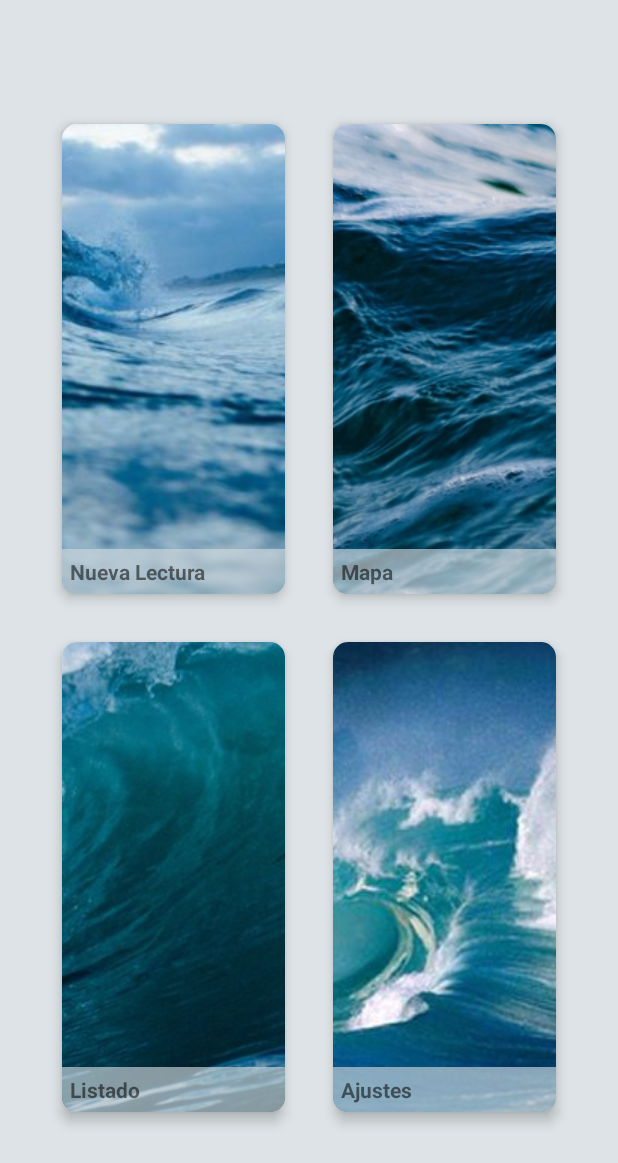
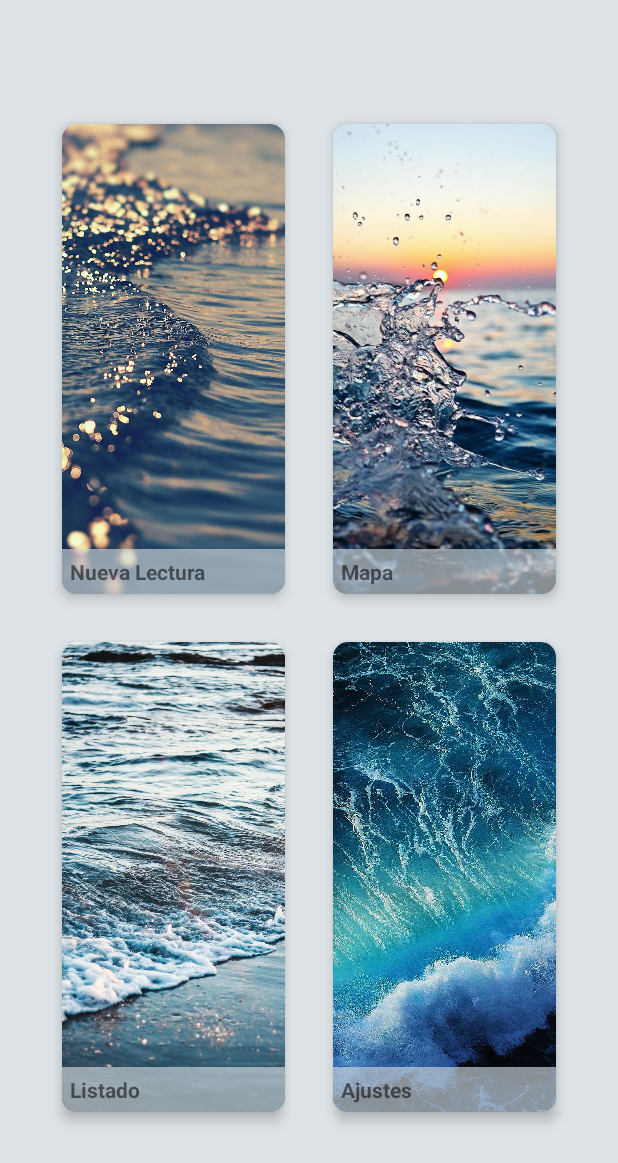
Before and after one commit to AbelTomas/Azaol, an Android app: the layout activity_menu.xml on its own in the app's theme, with its tools: preview values and no code run, on a phone screen of 412 x 824 dp. Shown: the top 1163 px of the screen. Run offline under Robolectric (Android 15) with nearby library versions, the phone set to English and light mode, and no system bars.

Commit message:
change menu images

```diff
--- a/app/build.gradle
+++ b/app/build.gradle
@@ -30,7 +30,7 @@ dependencies {
     implementation 'com.jakewharton:butterknife:8.8.1'
     implementation 'com.google.firebase:firebase-core:16.0.4'
     annotationProcessor 'com.jakewharton:butterknife-compiler:8.8.1'
-    implementation 'com.google.firebase:firebase-auth:16.0.4'
+    implementation 'com.google.firebase:firebase-auth:16.0.5'
     implementation 'com.android.support:cardview-v7:27.1.1'
 }
 apply plugin: 'com.google.gms.google-services'
--- a/app/src/main/res/layout/activity_menu.xml
+++ b/app/src/main/res/layout/activity_menu.xml
@@ -26,8 +26,12 @@
             <ImageView
                 android:layout_width="match_parent"
                 android:layout_height="match_parent"
-                android:scaleType="center"
-                android:src="@drawable/imagen_menu3" />
+                android:scaleType="centerCrop"
+                android:src="@drawable/imagen_fondo_3"
+                app:layout_constraintTop_toTopOf="parent"
+                app:layout_constraintBottom_toBottomOf="parent"
+                app:layout_constraintEnd_toEndOf="parent"
+                app:layout_constraintStart_toStartOf="parent" />
 
             <TextView
                 android:id="@+id/textView3"
@@ -35,7 +39,7 @@
                 android:layout_height="wrap_content"
                 android:background="@color/menu_text_background"
                 android:padding="5dp"
-                android:text="Listado"
+                android:text="@string/menu_list"
                 android:textStyle="bold"
                 app:layout_constraintBottom_toBottomOf="parent"
                 app:layout_constraintEnd_toEndOf="parent"
@@ -64,8 +68,12 @@
             <ImageView
                 android:layout_width="match_parent"
                 android:layout_height="match_parent"
-                android:scaleType="center"
-                android:src="@drawable/imagen_menu4" />
+                android:scaleType="centerCrop"
+                android:src="@drawable/imagen_fondo_4"
+                app:layout_constraintTop_toTopOf="parent"
+                app:layout_constraintBottom_toBottomOf="parent"
+                app:layout_constraintEnd_toEndOf="parent"
+                app:layout_constraintStart_toStartOf="parent" />
 
             <TextView
                 android:id="@+id/textView4"
@@ -73,7 +81,7 @@
                 android:layout_height="wrap_content"
                 android:background="@color/menu_text_background"
                 android:padding="5dp"
-                android:text="Ajustes"
+                android:text="@string/menu_settings"
                 android:textStyle="bold"
                 app:layout_constraintBottom_toBottomOf="parent"
                 app:layout_constraintEnd_toEndOf="parent"
@@ -102,9 +110,12 @@
             <ImageView
                 android:layout_width="match_parent"
                 android:layout_height="match_parent"
-                android:scaleType="center"
-                android:src="@drawable/imagen_menu1"
-                app:layout_constraintEnd_toEndOf="parent" />
+                android:scaleType="centerCrop"
+                android:src="@drawable/imagen_fondo_1"
+                app:layout_constraintTop_toTopOf="parent"
+                app:layout_constraintBottom_toBottomOf="parent"
+                app:layout_constraintEnd_toEndOf="parent"
+                app:layout_constraintStart_toStartOf="parent" />
 
             <TextView
                 android:id="@+id/textView1"
@@ -112,7 +123,7 @@
                 android:layout_height="wrap_content"
                 android:background="@color/menu_text_background"
                 android:padding="5dp"
-                android:text="Nueva Lectura"
+                android:text="@string/menu_new"
                 android:textStyle="bold"
                 app:layout_constraintBottom_toBottomOf="parent"
                 app:layout_constraintEnd_toEndOf="parent"
@@ -143,8 +154,12 @@
             <ImageView
                 android:layout_width="match_parent"
                 android:layout_height="match_parent"
-                android:scaleType="center"
-                android:src="@drawable/imagen_menu2" />
+                android:scaleType="centerCrop"
+                android:src="@drawable/imagen_fondo_2"
+                app:layout_constraintTop_toTopOf="parent"
+                app:layout_constraintBottom_toBottomOf="parent"
+                app:layout_constraintEnd_toEndOf="parent"
+                app:layout_constraintStart_toStartOf="parent" />
 
             <TextView
                 android:id="@+id/textView2"
@@ -152,7 +167,7 @@
                 android:layout_height="wrap_content"
                 android:background="@color/menu_text_background"
                 android:padding="5dp"
-                android:text="Mapa"
+                android:text="@string/menu_mapa"
                 android:textStyle="bold"
                 app:layout_constraintBottom_toBottomOf="parent"
                 app:layout_constraintEnd_toEndOf="parent"
--- a/app/src/main/res/values/strings.xml
+++ b/app/src/main/res/values/strings.xml
@@ -85,4 +85,8 @@
     <string name="pref_ringtone_silent">Silent</string>
 
     <string name="pref_title_vibrate">Vibrate</string>
+    <string name="menu_new">Nueva Lectura</string>
+    <string name="menu_mapa">Mapa</string>
+    <string name="menu_list">Listado</string>
+    <string name="menu_settings">Ajustes</string>
 </resources>
```
Also changed, not shown: app/src/main/res/drawable/imagen_fondo_1.jpg (added), app/src/main/res/drawable/imagen_fondo_2.jpg (added), app/src/main/res/drawable/imagen_fondo_3.jpg (added), app/src/main/res/drawable/imagen_fondo_4.jpg (added), app/src/main/res/drawable/imagen_menu1.jpg (deleted), app/src/main/res/drawable/imagen_menu2.jpg (deleted), app/src/main/res/drawable/imagen_menu3.jpg (deleted), app/src/main/res/drawable/imagen_menu4.jpg (deleted).
